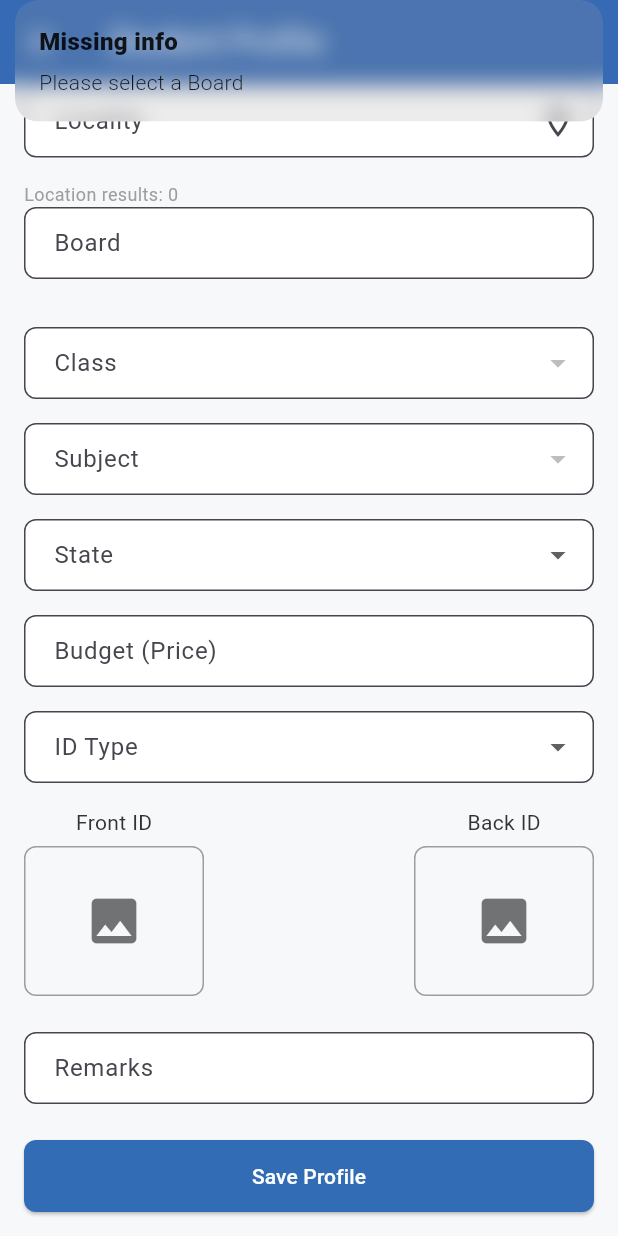
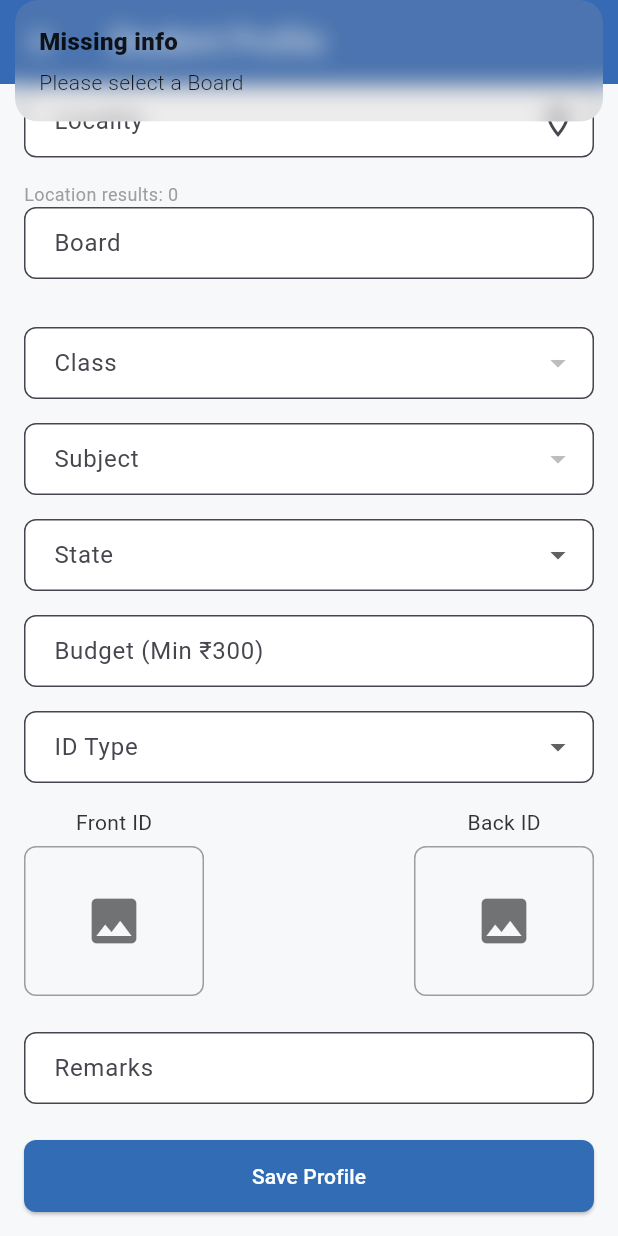
Before and after one commit to difmo/urbantutorsapp, a Flutter app: the StudentProfileFormScreen screen opened directly, scrolled down 175 dp, after a tap on "Save Profile", on a phone screen of 412 x 824 dp. Run offline on Flutter 3.47's test engine with Material 3 defaults, Android fonts, the phone set to English and light mode, and no system bars; our stand-ins replace dio, flutter_dotenv, font_awesome_flutter, geocoding, geolocator, get and 6 more; missing offline and left inert: razorpay_flutter; accounts and stored records are empty; network calls fail.

Commit message:
fix: ensure price is at least 300 on student profile update

```diff
--- a/lib/models/profile_modals/student_profile_response_modal.dart
+++ b/lib/models/profile_modals/student_profile_response_modal.dart
@@ -120,7 +120,7 @@ class StudentProfileDataNew {
       boardName: json['board_name'] ?? "",
       courseName: json['course_name'] ?? "",
       subjectName: json['subject_name'] ?? "",
-      price: json['price'] ?? "100",
+      price: json['price'] ?? "300",
       location: json['location'] ?? "Test",
       state: json['state'] ?? "test",
       email: json['email'] ?? "test@gmail.com",
--- a/lib/screens/student/childs_screens/student_profile_screen.dart
+++ b/lib/screens/student/childs_screens/student_profile_screen.dart
@@ -413,8 +413,13 @@ _getCurrentLocation();
         'mobile': _mobileCtrl.text.trim(),
         'board_id': _boardId,
         'course_id': _classId,
-        // Keep the student's own budget (this screen doesn't edit it).
-        if ((stored?.price ?? '').isNotEmpty) 'price': stored!.price,
+        // Server requires 'price' to be at least 300.
+        // Preserve user's existing budget if valid, otherwise fallback to 300.
+        'price': (() {
+          final rawPrice = (stored?.price ?? '').toString().trim();
+          final parsedPrice = double.tryParse(rawPrice) ?? 0.0;
+          return parsedPrice >= 300 ? parsedPrice.round() : 300;
+        })(),
         'location': _localityCtrl.text.trim(),
         'pincode': pincode,
         'remark': '', // Can be used for additional notes
--- a/lib/screens/student/student_profile_form.dart
+++ b/lib/screens/student/student_profile_form.dart
@@ -228,9 +228,8 @@ class _StudentProfileFormScreenState extends State<StudentProfileFormScreen> {
         boardId: selectedBoardId!,
         courseId: selectedClassId!, // mapping "Class" -> courseId
         subjectId: selectedSubjectId!,
-        price: double.tryParse(priceController.text.trim())
-                ?.clamp(0, double.infinity) ??
-            0.0,
+        price: (double.tryParse(priceController.text.trim()) ?? 300.0)
+                .clamp(300.0, double.infinity),
         location: localityController.text.trim(),
         state: selectedState ?? "",
         idType: selectedIdType ?? "",
@@ -570,7 +569,7 @@ class _StudentProfileFormScreenState extends State<StudentProfileFormScreen> {
                   TextField(
                     controller: priceController,
                     decoration:
-                        const InputDecoration(labelText: "Budget (Price)"),
+                        const InputDecoration(labelText: "Budget (Min ₹300)"),
                     keyboardType: TextInputType.number,
                   ),
                   const SizedBox(height: 16),
```
